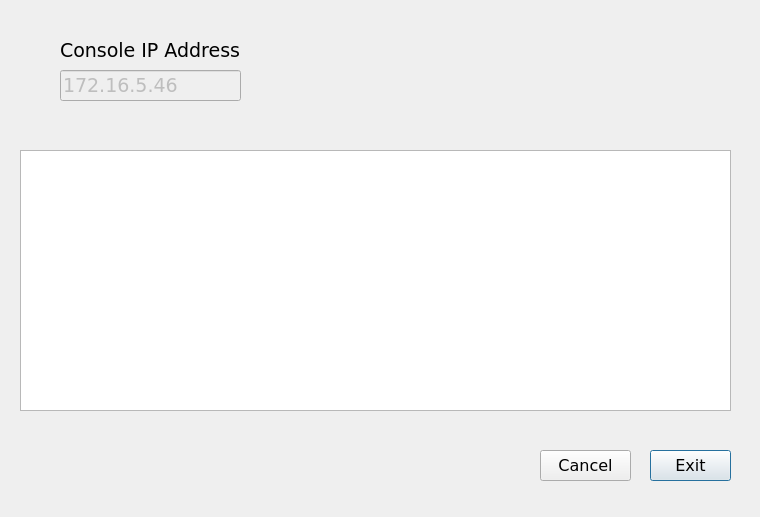
Old version of the form PyQt/install/swinstall.ui in the repository RajaSrinivasan/Projects.
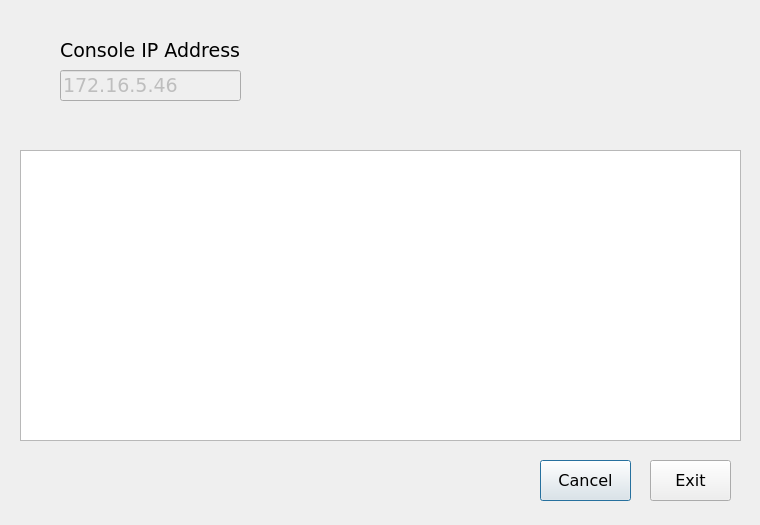
New version of the form.

```diff
--- a/PyQt/install/swinstall.ui
+++ b/PyQt/install/swinstall.ui
@@ -10,7 +10,7 @@
     <x>0</x>
     <y>0</y>
     <width>760</width>
-    <height>517</height>
+    <height>525</height>
    </rect>
   </property>
   <property name="windowTitle">
@@ -23,9 +23,9 @@
    <property name="geometry">
     <rect>
      <x>650</x>
-     <y>450</y>
+     <y>460</y>
      <width>81</width>
-     <height>31</height>
+     <height>41</height>
     </rect>
    </property>
    <property name="font">
@@ -37,14 +37,17 @@
    <property name="text">
     <string>Exit</string>
    </property>
+   <property name="autoDefault">
+    <bool>false</bool>
+   </property>
   </widget>
   <widget class="QPushButton" name="btnCancel">
    <property name="geometry">
     <rect>
      <x>540</x>
-     <y>450</y>
+     <y>460</y>
      <width>91</width>
-     <height>31</height>
+     <height>41</height>
     </rect>
    </property>
    <property name="font">
@@ -115,8 +118,8 @@
     <rect>
      <x>20</x>
      <y>150</y>
-     <width>711</width>
-     <height>261</height>
+     <width>721</width>
+     <height>291</height>
     </rect>
    </property>
    <property name="autoFillBackground">
```
